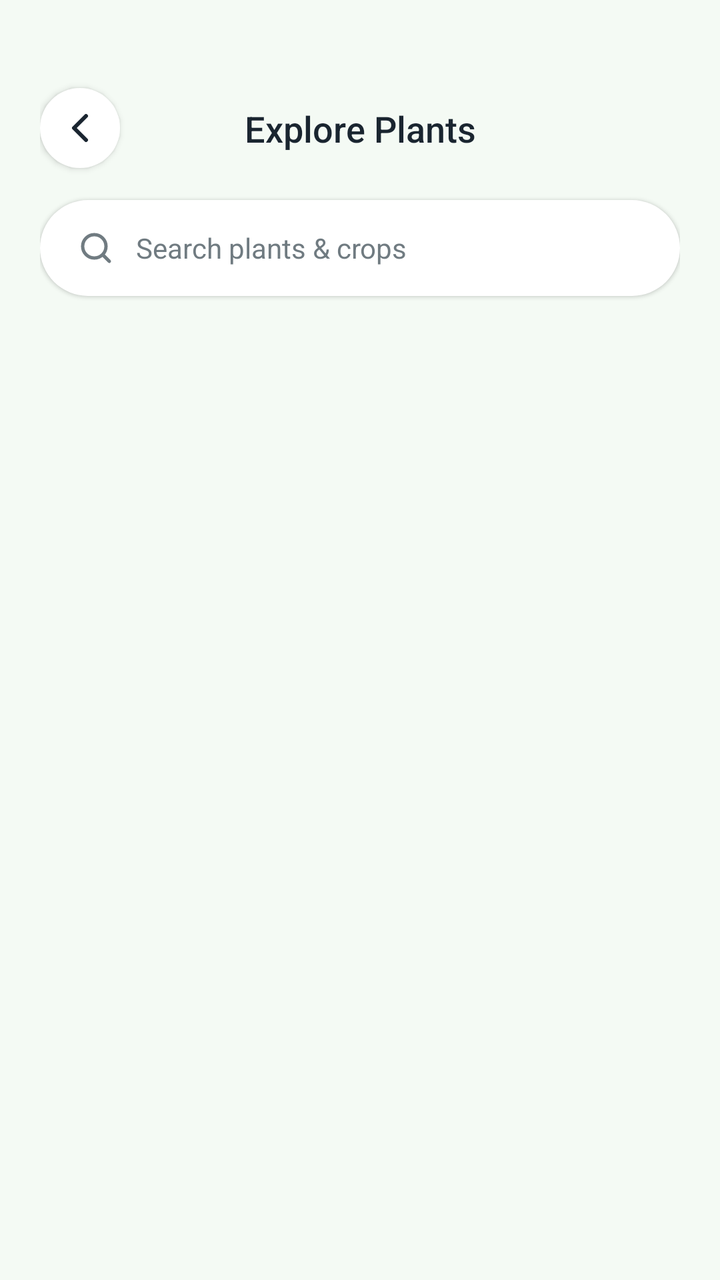
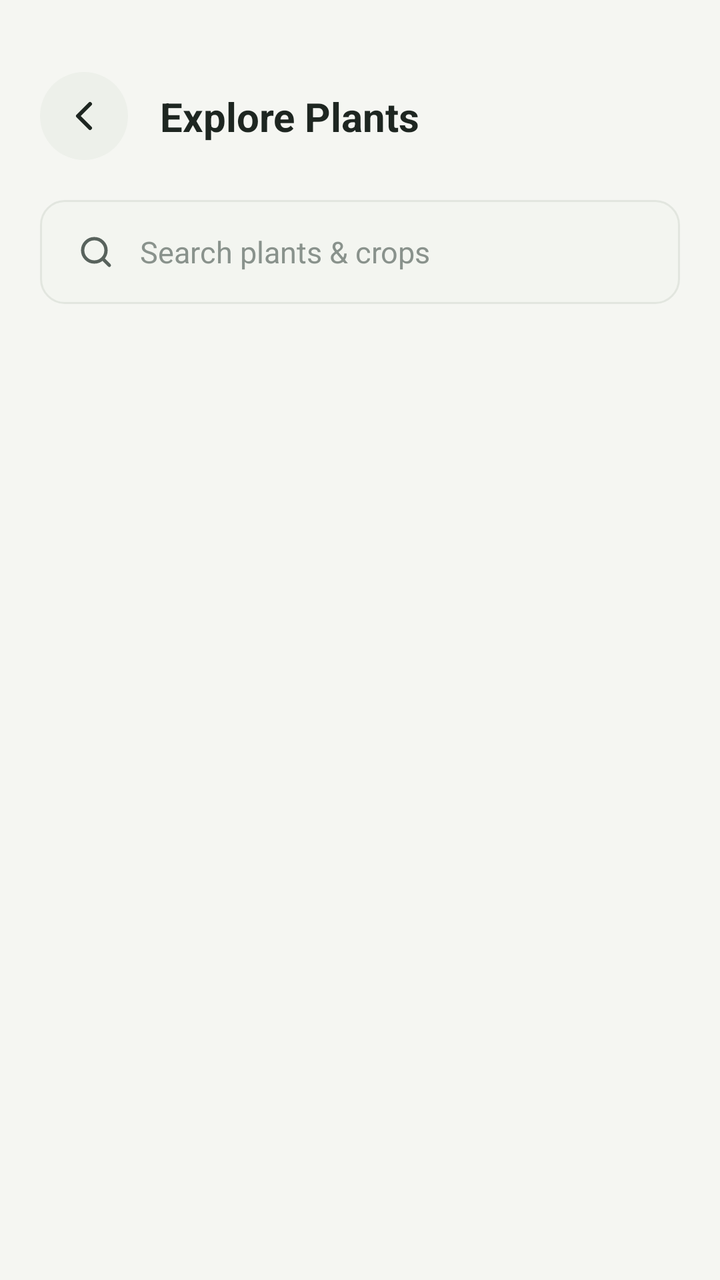

An Android layout rendered at two revisions. The XML below is the earlier revision; the diff shows what the commit changed to produce the second picture.
<!-- AndroidManifest.xml: application theme Theme.Undersoil -->
<!-- res/layout/activity_explore_plants.xml -->
<?xml version="1.0" encoding="utf-8"?>
<androidx.constraintlayout.widget.ConstraintLayout xmlns:android="http://schemas.android.com/apk/res/android"
    xmlns:app="http://schemas.android.com/apk/res-auto"
    xmlns:tools="http://schemas.android.com/tools"
    android:layout_width="match_parent"
    android:layout_height="match_parent"
    android:background="@color/bg_light_green"
    android:padding="20dp">

    <ImageButton
        android:id="@+id/backButton"
        android:layout_width="40dp"
        android:layout_height="40dp"
        android:layout_marginTop="24dp"
        android:background="@drawable/bg_circle_white"
        android:elevation="2dp"
        android:padding="10dp"
        android:src="@drawable/ic_back_arrow"
        android:contentDescription="Back"
        app:layout_constraintStart_toStartOf="parent"
        app:layout_constraintTop_toTopOf="parent" />

    <TextView
        android:id="@+id/titleText"
        android:layout_width="0dp"
        android:layout_height="wrap_content"
        android:fontFamily="sans-serif-medium"
        android:gravity="center"
        android:text="Explore Plants"
        android:textColor="@color/text_dark"
        android:textSize="18sp"
        app:layout_constraintBottom_toBottomOf="@id/backButton"
        app:layout_constraintEnd_toEndOf="parent"
        app:layout_constraintStart_toStartOf="parent"
        app:layout_constraintTop_toTopOf="@id/backButton" />

    <EditText
        android:id="@+id/searchInput"
        android:layout_width="0dp"
        android:layout_height="wrap_content"
        android:layout_marginTop="16dp"
        android:background="@drawable/bg_pill_white"
        android:drawableStart="@drawable/ic_search"
        android:drawablePadding="10dp"
        android:elevation="1dp"
        android:fontFamily="sans-serif"
        android:hint="Search plants &amp; crops"
        android:paddingHorizontal="18dp"
        android:paddingVertical="14dp"
        android:textColorHint="@color/text_sub"
        android:textSize="14sp"
        app:layout_constraintEnd_toEndOf="parent"
        app:layout_constraintStart_toStartOf="parent"
        app:layout_constraintTop_toBottomOf="@id/backButton" />

    <androidx.recyclerview.widget.RecyclerView
        android:id="@+id/rvExplorePlants"
        android:layout_width="0dp"
        android:layout_height="0dp"
        android:layout_marginTop="16dp"
        app:layout_constraintTop_toBottomOf="@id/searchInput"
        app:layout_constraintBottom_toBottomOf="parent"
        app:layout_constraintStart_toStartOf="parent"
        app:layout_constraintEnd_toEndOf="parent"
        tools:listitem="@layout/item_plant_card" />

</androidx.constraintlayout.widget.ConstraintLayout>
<!-- res/layout/item_plant_card.xml (included above) -->
<?xml version="1.0" encoding="utf-8"?>
<androidx.cardview.widget.CardView xmlns:android="http://schemas.android.com/apk/res/android"
    xmlns:app="http://schemas.android.com/apk/res-auto"
    android:layout_width="match_parent"
    android:layout_height="wrap_content"
    android:layout_marginBottom="12dp"
    app:cardBackgroundColor="@color/white"
    app:cardCornerRadius="16dp"
    app:cardElevation="1dp">

    <LinearLayout
        android:layout_width="match_parent"
        android:layout_height="wrap_content"
        android:gravity="center_vertical"
        android:orientation="horizontal"
        android:padding="12dp">

        <ImageView
            android:id="@+id/ivPlantPhoto"
            android:layout_width="52dp"
            android:layout_height="52dp"
            android:background="@drawable/bg_photo_placeholder"
            android:contentDescription="Plant Image" />

        <LinearLayout
            android:layout_width="0dp"
            android:layout_height="wrap_content"
            android:layout_marginStart="14dp"
            android:layout_weight="1"
            android:orientation="vertical">

            <TextView
                android:id="@+id/tvPlantName"
                android:layout_width="wrap_content"
                android:layout_height="wrap_content"
                android:fontFamily="sans-serif-medium"
                android:text="Tomato"
                android:textColor="@color/text_dark"
                android:textSize="16sp" />

            <TextView
                android:id="@+id/tvScientificName"
                android:layout_width="wrap_content"
                android:layout_height="wrap_content"
                android:fontFamily="sans-serif"
                android:text="Solanum lycopersicum"
                android:textColor="@color/text_sub"
                android:textSize="12sp" />

        </LinearLayout>

        <ImageView
            android:layout_width="20dp"
            android:layout_height="20dp"
            android:src="@drawable/ic_chevron_right"
            android:contentDescription="View" />

    </LinearLayout>

</androidx.cardview.widget.CardView>
<!-- resources referenced by this layout -->
<resources>
  <color name="bg_light_green">#F4FAF4</color>
  <color name="text_dark">#1A2530</color>
  <color name="text_sub">#707B81</color>
  <color name="white">#FFFFFFFF</color>
  <!-- drawable bg_circle_white (drawable) -->
  <?xml version="1.0" encoding="utf-8"?>
  <shape xmlns:android="http://schemas.android.com/apk/res/android"
      android:shape="oval">
      <solid android:color="@color/white" />
  </shape>
  <!-- drawable bg_photo_placeholder (drawable) -->
  <?xml version="1.0" encoding="utf-8"?>
  <shape xmlns:android="http://schemas.android.com/apk/res/android"
      android:shape="rectangle">
      <gradient
          android:angle="315"
          android:startColor="#2E7D32"
          android:centerColor="#4CAF50"
          android:endColor="#81C784" />
  </shape>
  <!-- drawable bg_pill_white (drawable) -->
  <?xml version="1.0" encoding="utf-8"?>
  <shape xmlns:android="http://schemas.android.com/apk/res/android"
      android:shape="rectangle">
      <solid android:color="@color/white" />
      <corners android:radius="50dp" />
  </shape>
  <!-- drawable ic_back_arrow (drawable) -->
  <?xml version="1.0" encoding="utf-8"?>
  <vector xmlns:android="http://schemas.android.com/apk/res/android"
      android:width="24dp"
      android:height="24dp"
      android:viewportWidth="24"
      android:viewportHeight="24">
      <path
          android:fillColor="@android:color/transparent"
          android:strokeColor="#1A2530"
          android:strokeWidth="2"
          android:strokeLineCap="round"
          android:strokeLineJoin="round"
          android:pathData="M15,18 L9,12 L15,6" />
  </vector>
  <!-- drawable ic_chevron_right (drawable) -->
  <?xml version="1.0" encoding="utf-8"?>
  <vector xmlns:android="http://schemas.android.com/apk/res/android"
      android:width="20dp"
      android:height="20dp"
      android:viewportWidth="24"
      android:viewportHeight="24">
      <path
          android:fillColor="@android:color/transparent"
          android:strokeColor="#828A89"
          android:strokeWidth="2"
          android:strokeLineCap="round"
          android:strokeLineJoin="round"
          android:pathData="M9,6 L15,12 L9,18" />
  </vector>
  <!-- drawable ic_search (drawable) -->
  <?xml version="1.0" encoding="utf-8"?>
  <vector xmlns:android="http://schemas.android.com/apk/res/android"
      android:width="20dp"
      android:height="20dp"
      android:viewportWidth="24"
      android:viewportHeight="24">
      <path
          android:fillColor="@android:color/transparent"
          android:strokeColor="#707B81"
          android:strokeWidth="2"
          android:strokeLineCap="round"
          android:pathData="M11,4 A7,7 0 1,0 11,18 A7,7 0 1,0 11,4 Z M20,20 L16,16" />
  </vector>
  <style name="Base.Theme.Undersoil" parent="Theme.Material3.DayNight.NoActionBar">
          
      </style>
  <!-- unchanged entries left out for length: 1 -->
</resources>

<!-- the commit's change to res/layout/activity_explore_plants.xml (unified diff, before → after) -->
@@ -4,51 +4,44 @@
     xmlns:tools="http://schemas.android.com/tools"
     android:layout_width="match_parent"
     android:layout_height="match_parent"
-    android:background="@color/bg_light_green"
+    android:background="@drawable/bg_screen_gradient"
     android:padding="20dp">
 
     <ImageButton
         android:id="@+id/backButton"
-        android:layout_width="40dp"
-        android:layout_height="40dp"
-        android:layout_marginTop="24dp"
+        android:layout_width="44dp"
+        android:layout_height="44dp"
+        android:layout_marginTop="16dp"
         android:background="@drawable/bg_circle_white"
-        android:elevation="2dp"
-        android:padding="10dp"
+        android:contentDescription="Back"
+        android:padding="12dp"
         android:src="@drawable/ic_back_arrow"
-        android:contentDescription="Back"
         app:layout_constraintStart_toStartOf="parent"
-        app:layout_constraintTop_toTopOf="parent" />
+        app:layout_constraintTop_toTopOf="parent"
+        app:tint="@color/us_text_primary" />
 
     <TextView
         android:id="@+id/titleText"
         android:layout_width="0dp"
         android:layout_height="wrap_content"
-        android:fontFamily="sans-serif-medium"
-        android:gravity="center"
+        android:layout_marginStart="16dp"
         android:text="Explore Plants"
-        android:textColor="@color/text_dark"
-        android:textSize="18sp"
+        android:textAppearance="@style/TextAppearance.AgriTech.Headline"
+        android:textSize="20sp"
         app:layout_constraintBottom_toBottomOf="@id/backButton"
         app:layout_constraintEnd_toEndOf="parent"
-        app:layout_constraintStart_toStartOf="parent"
+        app:layout_constraintStart_toEndOf="@id/backButton"
         app:layout_constraintTop_toTopOf="@id/backButton" />
 
     <EditText
         android:id="@+id/searchInput"
+        style="@style/Widget.AgriTech.EditText"
         android:layout_width="0dp"
         android:layout_height="wrap_content"
-        android:layout_marginTop="16dp"
-        android:background="@drawable/bg_pill_white"
+        android:layout_marginTop="20dp"
         android:drawableStart="@drawable/ic_search"
-        android:drawablePadding="10dp"
-        android:elevation="1dp"
-        android:fontFamily="sans-serif"
         android:hint="Search plants &amp; crops"
-        android:paddingHorizontal="18dp"
-        android:paddingVertical="14dp"
-        android:textColorHint="@color/text_sub"
-        android:textSize="14sp"
+        android:inputType="text"
         app:layout_constraintEnd_toEndOf="parent"
         app:layout_constraintStart_toStartOf="parent"
         app:layout_constraintTop_toBottomOf="@id/backButton" />
@@ -58,23 +51,24 @@
         android:layout_width="0dp"
         android:layout_height="0dp"
         android:layout_marginTop="16dp"
+        android:clipToPadding="false"
+        android:layoutAnimation="@anim/layout_slide_up"
+        app:layout_constraintBottom_toBottomOf="parent"
+        app:layout_constraintEnd_toEndOf="parent"
+        app:layout_constraintStart_toStartOf="parent"
         app:layout_constraintTop_toBottomOf="@id/searchInput"
-        app:layout_constraintBottom_toBottomOf="parent"
-        app:layout_constraintStart_toStartOf="parent"
-        app:layout_constraintEnd_toEndOf="parent"
         tools:listitem="@layout/item_plant_card" />
 
 </androidx.constraintlayout.widget.ConstraintLayout>
 <!-- res/layout/item_plant_card.xml (included above) -->
 <?xml version="1.0" encoding="utf-8"?>
-<androidx.cardview.widget.CardView xmlns:android="http://schemas.android.com/apk/res/android"
+<com.google.android.material.card.MaterialCardView xmlns:android="http://schemas.android.com/apk/res/android"
     xmlns:app="http://schemas.android.com/apk/res-auto"
     android:layout_width="match_parent"
     android:layout_height="wrap_content"
     android:layout_marginBottom="12dp"
-    app:cardBackgroundColor="@color/white"
-    app:cardCornerRadius="16dp"
-    app:cardElevation="1dp">
+    android:clickable="true"
+    android:focusable="true">
 
     <LinearLayout
         android:layout_width="match_parent"
@@ -83,12 +77,14 @@
         android:orientation="horizontal"
         android:padding="12dp">
 
-        <ImageView
+        <com.google.android.material.imageview.ShapeableImageView
             android:id="@+id/ivPlantPhoto"
-            android:layout_width="52dp"
-            android:layout_height="52dp"
+            android:layout_width="56dp"
+            android:layout_height="56dp"
             android:background="@drawable/bg_photo_placeholder"
-            android:contentDescription="Plant Image" />
+            android:contentDescription="Plant Image"
+            android:scaleType="centerCrop"
+            app:shapeAppearanceOverlay="@style/ShapeAppearance.AgriTech.Small" />
 
         <LinearLayout
             android:layout_width="0dp"
@@ -101,28 +97,29 @@
                 android:id="@+id/tvPlantName"
                 android:layout_width="wrap_content"
                 android:layout_height="wrap_content"
-                android:fontFamily="sans-serif-medium"
                 android:text="Tomato"
-                android:textColor="@color/text_dark"
+                android:textAppearance="@style/TextAppearance.AgriTech.Title"
                 android:textSize="16sp" />
 
             <TextView
                 android:id="@+id/tvScientificName"
                 android:layout_width="wrap_content"
                 android:layout_height="wrap_content"
-                android:fontFamily="sans-serif"
+                android:layout_marginTop="2dp"
                 android:text="Solanum lycopersicum"
-                android:textColor="@color/text_sub"
-                android:textSize="12sp" />
+                android:textColor="@color/us_text_secondary"
+                android:textSize="12sp"
+                android:textStyle="italic" />
 
         </LinearLayout>
 
         <ImageView
             android:layout_width="20dp"
             android:layout_height="20dp"
+            android:contentDescription="View"
             android:src="@drawable/ic_chevron_right"
-            android:contentDescription="View" />
+            app:tint="@color/us_bio_green" />
 
     </LinearLayout>
 
-</androidx.cardview.widget.CardView>
+</com.google.android.material.card.MaterialCardView>
<!-- resource entries referenced after the edit -->
@@ -1,31 +1,25 @@
 <!-- resources referenced by this layout -->
 <resources>
-  <color name="bg_light_green">#F4FAF4</color>
-  <color name="text_dark">#1A2530</color>
-  <color name="text_sub">#707B81</color>
-  <color name="white">#FFFFFFFF</color>
+  <color name="us_bio_green">#2F6B3A</color>
+  <color name="us_text_primary">#1E2621</color>
+  <color name="us_text_secondary">#58625C</color>
   <!-- drawable bg_circle_white (drawable) -->
   <?xml version="1.0" encoding="utf-8"?>
   <shape xmlns:android="http://schemas.android.com/apk/res/android"
       android:shape="oval">
-      <solid android:color="@color/white" />
+      <solid android:color="@color/us_surface_raised" />
   </shape>
   <!-- drawable bg_photo_placeholder (drawable) -->
   <?xml version="1.0" encoding="utf-8"?>
   <shape xmlns:android="http://schemas.android.com/apk/res/android"
       android:shape="rectangle">
-      <gradient
-          android:angle="315"
-          android:startColor="#2E7D32"
-          android:centerColor="#4CAF50"
-          android:endColor="#81C784" />
+      <solid android:color="@color/us_bio_green_container" />
   </shape>
-  <!-- drawable bg_pill_white (drawable) -->
+  <!-- drawable bg_screen_gradient (drawable) -->
   <?xml version="1.0" encoding="utf-8"?>
   <shape xmlns:android="http://schemas.android.com/apk/res/android"
       android:shape="rectangle">
-      <solid android:color="@color/white" />
-      <corners android:radius="50dp" />
+      <solid android:color="@color/us_bg" />
   </shape>
   <!-- drawable ic_back_arrow (drawable) -->
   <?xml version="1.0" encoding="utf-8"?>
@@ -36,7 +30,7 @@
       android:viewportHeight="24">
       <path
           android:fillColor="@android:color/transparent"
-          android:strokeColor="#1A2530"
+          android:strokeColor="@color/us_text_primary"
           android:strokeWidth="2"
           android:strokeLineCap="round"
           android:strokeLineJoin="round"
@@ -51,7 +45,7 @@
       android:viewportHeight="24">
       <path
           android:fillColor="@android:color/transparent"
-          android:strokeColor="#828A89"
+          android:strokeColor="@color/us_text_secondary"
           android:strokeWidth="2"
           android:strokeLineCap="round"
           android:strokeLineJoin="round"
@@ -66,13 +60,280 @@
       android:viewportHeight="24">
       <path
           android:fillColor="@android:color/transparent"
-          android:strokeColor="#707B81"
+          android:strokeColor="@color/us_text_secondary"
           android:strokeWidth="2"
           android:strokeLineCap="round"
           android:pathData="M11,4 A7,7 0 1,0 11,18 A7,7 0 1,0 11,4 Z M20,20 L16,16" />
   </vector>
-  <style name="Base.Theme.Undersoil" parent="Theme.Material3.DayNight.NoActionBar">
-          
+  <style name="ShapeAppearance.AgriTech.Small" parent="ShapeAppearance.Material3.Corner.Small">
+          <item name="cornerFamily">rounded</item>
+          <item name="cornerSize">8dp</item>
+      </style>
+  <style name="TextAppearance.AgriTech.Headline" parent="TextAppearance.Material3.HeadlineSmall">
+          <item name="android:textColor">@color/us_text_primary</item>
+          <item name="android:textSize">24sp</item>
+          <item name="android:textStyle">bold</item>
+      </style>
+  <style name="TextAppearance.AgriTech.Title" parent="TextAppearance.Material3.TitleMedium">
+          <item name="android:textColor">@color/us_text_primary</item>
+          <item name="android:textSize">17sp</item>
+          <item name="android:textStyle">bold</item>
+      </style>
+  <style name="Widget.AgriTech.EditText" parent="">
+          <item name="android:background">@drawable/bg_input_field</item>
+          <item name="android:textColor">@color/us_text_primary</item>
+          <item name="android:textColorHint">@color/us_text_hint</item>
+          <item name="android:textSize">15sp</item>
+          <item name="android:paddingStart">18dp</item>
+          <item name="android:paddingEnd">18dp</item>
+          <item name="android:minHeight">52dp</item>
+          <item name="android:drawableTint">@color/us_text_secondary</item>
+          <item name="android:drawablePadding">12dp</item>
+      </style>
+  <color name="us_surface_raised">#EDF0EA</color>
+  <color name="us_bio_green_container">#DDEBDD</color>
+  <color name="us_bg">#F5F6F2</color>
+  <!-- drawable bg_input_field (drawable) -->
+  <?xml version="1.0" encoding="utf-8"?>
+  <selector xmlns:android="http://schemas.android.com/apk/res/android">
+      <item android:state_focused="true">
+          <shape android:shape="rectangle">
+              <solid android:color="@color/us_surface_input" />
+              <stroke
+                  android:width="1.5dp"
+                  android:color="@color/us_bio_green" />
+              <corners android:radius="12dp" />
+          </shape>
+      </item>
+      <item>
+          <shape android:shape="rectangle">
+              <solid android:color="@color/us_surface_input" />
+              <stroke
+                  android:width="1dp"
+                  android:color="@color/us_outline" />
+              <corners android:radius="12dp" />
+          </shape>
+      </item>
+  </selector>
+  <color name="us_text_hint">#89928C</color>
+  <style name="Base.Theme.Undersoil" parent="AgriTech.Theme" />
+  <color name="us_surface_input">#F3F5F0</color>
+  <color name="us_outline">#E2E6DF</color>
+  <style name="AgriTech.Theme" parent="Theme.Material3.DayNight.NoActionBar">
+          
+          <item name="colorPrimary">@color/us_bio_green</item>
+          <item name="colorOnPrimary">@color/us_on_bio_green</item>
+          <item name="colorPrimaryContainer">@color/us_bio_green_container</item>
+          <item name="colorOnPrimaryContainer">@color/us_on_bio_green_container</item>
+          <item name="colorPrimaryInverse">@color/us_bio_green_dim</item>
+  
+          
+          <item name="colorSecondary">@color/us_aqua</item>
+          <item name="colorOnSecondary">@color/us_on_aqua</item>
+          <item name="colorSecondaryContainer">@color/us_aqua_container</item>
+          <item name="colorOnSecondaryContainer">@color/us_on_aqua_container</item>
+  
+          
+          <item name="colorTertiary">@color/us_amber</item>
+          <item name="colorOnTertiary">@color/us_surface</item>
+          <item name="colorTertiaryContainer">@color/us_amber_container</item>
+          <item name="colorOnTertiaryContainer">@color/us_text_primary</item>
+  
+          
+          <item name="colorError">@color/us_danger</item>
+          <item name="colorOnError">@color/us_on_danger</item>
+          <item name="colorErrorContainer">@color/us_danger_container</item>
+          <item name="colorOnErrorContainer">@color/us_text_primary</item>
+  
+          
+          <item name="android:colorBackground">@color/us_bg</item>
+          <item name="colorOnBackground">@color/us_text_primary</item>
+          <item name="colorSurface">@color/us_surface</item>
+          <item name="colorOnSurface">@color/us_text_primary</item>
+          <item name="colorSurfaceVariant">@color/us_surface_raised</item>
+          <item name="colorOnSurfaceVariant">@color/us_text_secondary</item>
+          <item name="colorSurfaceInverse">@color/us_text_primary</item>
+          <item name="colorOnSurfaceInverse">@color/us_bg</item>
+          <item name="colorSurfaceBright">@color/us_surface_raised</item>
+          <item name="colorSurfaceDim">@color/us_bg</item>
+          <item name="colorSurfaceContainerLowest">@color/us_surface</item>
+          <item name="colorSurfaceContainerLow">@color/us_surface</item>
+          <item name="colorSurfaceContainer">@color/us_surface_card</item>
+          <item name="colorSurfaceContainerHigh">@color/us_surface_raised</item>
+          <item name="colorSurfaceContainerHighest">@color/us_surface_raised</item>
+          <item name="colorOutline">@color/us_outline_strong</item>
+          <item name="colorOutlineVariant">@color/us_outline</item>
+          <item name="colorControlNormal">@color/us_text_secondary</item>
+          <item name="colorControlActivated">@color/us_bio_green</item>
+          <item name="colorControlHighlight">@color/us_bio_green_glow</item>
+  
+          
+          <item name="android:textColorPrimary">@color/us_text_primary</item>
+          <item name="android:textColorSecondary">@color/us_text_secondary</item>
+          <item name="android:textColorTertiary">@color/us_text_hint</item>
+          <item name="android:textColorHint">@color/us_text_hint</item>
+          <item name="android:textColorLink">@color/us_aqua</item>
+          <item name="android:textColorHighlight">@color/us_bio_green_container</item>
+          <item name="android:editTextColor">@color/us_text_primary</item>
+  
+          
+          <item name="android:windowBackground">@color/us_bg</item>
+          <item name="android:statusBarColor">@color/us_bg</item>
+          <item name="android:navigationBarColor">@color/us_surface</item>
+          <item name="android:windowLightStatusBar">true</item>
+          <item name="android:windowLightNavigationBar">true</item>
+          <item name="android:forceDarkAllowed">false</item>
+          <item name="android:isLightTheme">true</item>
+          <item name="isLightTheme">true</item>
+          <item name="android:windowAnimationStyle">@style/AgriTech.WindowAnimation</item>
+  
+          
+          <item name="materialCardViewStyle">@style/Widget.AgriTech.CardView</item>
+          <item name="materialButtonStyle">@style/Widget.AgriTech.Button</item>
+          <item name="borderlessButtonStyle">@style/Widget.AgriTech.Button.Text</item>
+          <item name="bottomNavigationStyle">@style/Widget.AgriTech.BottomNavigation</item>
+          <item name="bottomAppBarStyle">@style/Widget.AgriTech.BottomAppBar</item>
+          <item name="floatingActionButtonStyle">@style/Widget.AgriTech.FAB</item>
+          <item name="textInputStyle">@style/Widget.AgriTech.TextInputLayout</item>
+          <item name="materialSwitchStyle">@style/Widget.Material3.CompoundButton.MaterialSwitch</item>
+          <item name="shapeAppearanceCornerSmall">@style/ShapeAppearance.AgriTech.Small</item>
+          <item name="shapeAppearanceCornerMedium">@style/ShapeAppearance.AgriTech.Medium</item>
+          <item name="shapeAppearanceCornerLarge">@style/ShapeAppearance.AgriTech.Large</item>
+          <item name="materialAlertDialogTheme">@style/ThemeOverlay.AgriTech.Dialog</item>
+          <item name="android:alertDialogTheme">@style/ThemeOverlay.AgriTech.Dialog</item>
+      </style>
+  <color name="us_on_bio_green">#FFFFFF</color>
+  <color name="us_on_bio_green_container">#163A1E</color>
+  <color name="us_bio_green_dim">#24542D</color>
+  <color name="us_aqua">#2D7398</color>
+  <color name="us_on_aqua">#FFFFFF</color>
+  <color name="us_aqua_container">#DCEBF3</color>
+  <color name="us_on_aqua_container">#123547</color>
+  <color name="us_amber">#B8742A</color>
+  <color name="us_surface">#FFFFFF</color>
+  <color name="us_amber_container">#F6E8D6</color>
+  <color name="us_danger">#B34A3C</color>
+  <color name="us_on_danger">#FFFFFF</color>
+  <color name="us_danger_container">#F8E1DC</color>
+  <color name="us_surface_card">#FFFFFF</color>
+  <color name="us_outline_strong">#C4CBC1</color>
+  <color name="us_bio_green_glow">#1F2F6B3A</color>
+  <style name="AgriTech.WindowAnimation" parent="@android:style/Animation.Activity">
+          <item name="android:activityOpenEnterAnimation">@anim/slide_in_right</item>
+          <item name="android:activityOpenExitAnimation">@anim/slide_out_left</item>
+          <item name="android:activityCloseEnterAnimation">@anim/fade_in</item>
+          <item name="android:activityCloseExitAnimation">@anim/fade_out</item>
+      </style>
+  <style name="Widget.AgriTech.CardView" parent="Widget.Material3.CardView.Elevated">
+          <item name="cardBackgroundColor">@color/us_surface_card</item>
+          <item name="cardCornerRadius">16dp</item>
+          <item name="cardElevation">1dp</item>
+          <item name="strokeColor">@color/us_outline</item>
+          <item name="strokeWidth">0dp</item>
+          <item name="rippleColor">@color/us_bio_green_glow</item>
+      </style>
+  <style name="Widget.AgriTech.Button" parent="Widget.Material3.Button">
+          <item name="backgroundTint">@color/selector_button_primary_bg</item>
+          <item name="android:textColor">@color/selector_button_primary_text</item>
+          <item name="iconTint">@color/selector_button_primary_text</item>
+          <item name="rippleColor">#33FFFFFF</item>
+          <item name="android:minHeight">52dp</item>
+          <item name="android:textSize">15sp</item>
+          <item name="android:textStyle">bold</item>
+          <item name="android:letterSpacing">0.01</item>
+          <item name="android:textAllCaps">false</item>
+          <item name="shapeAppearance">@style/ShapeAppearance.AgriTech.Button</item>
+          <item name="android:elevation">0dp</item>
+      </style>
+  <style name="Widget.AgriTech.Button.Text" parent="Widget.Material3.Button.TextButton">
+          <item name="android:textColor">@color/us_bio_green</item>
+          <item name="iconTint">@color/us_bio_green</item>
+          <item name="rippleColor">@color/us_bio_green_glow</item>
+          <item name="android:textStyle">bold</item>
+          <item name="android:textAllCaps">false</item>
+          <item name="shapeAppearance">@style/ShapeAppearance.AgriTech.Button</item>
+      </style>
+  <style name="Widget.AgriTech.BottomNavigation" parent="Widget.Material3.BottomNavigationView">
+          <item name="android:background">@android:color/transparent</item>
+          <item name="backgroundTint">@android:color/transparent</item>
+          <item name="elevation">0dp</item>
+          <item name="itemIconTint">@color/bottom_nav_item_tint</item>
+          <item name="itemTextColor">@color/bottom_nav_item_tint</item>
+          <item name="itemIconSize">24dp</item>
+          <item name="itemRippleColor">@color/us_bio_green_glow</item>
+          <item name="labelVisibilityMode">labeled</item>
+          <item name="itemActiveIndicatorStyle">@style/Widget.AgriTech.BottomNavigation.ActiveIndicator</item>
+          <item name="itemTextAppearanceActive">@style/TextAppearance.AgriTech.NavLabel.Active</item>
+          <item name="itemTextAppearanceInactive">@style/TextAppearance.AgriTech.NavLabel</item>
+      </style>
+  <style name="Widget.AgriTech.BottomAppBar" parent="Widget.Material3.BottomAppBar">
+          <item name="backgroundTint">@color/us_surface</item>
+          <item name="elevation">6dp</item>
+          <item name="fabAnchorMode">cradle</item>
+          <item name="fabAlignmentMode">center</item>
+          <item name="fabCradleMargin">8dp</item>
+          <item name="fabCradleRoundedCornerRadius">20dp</item>
+          <item name="fabCradleVerticalOffset">4dp</item>
+      </style>
+  <style name="Widget.AgriTech.FAB" parent="Widget.Material3.FloatingActionButton.Primary">
+          <item name="backgroundTint">@color/us_bio_green</item>
+          <item name="tint">@color/us_on_bio_green</item>
+          <item name="rippleColor">#33FFFFFF</item>
+          <item name="shapeAppearanceOverlay">@style/ShapeAppearance.AgriTech.Pill</item>
+          <item name="elevation">4dp</item>
+      </style>
+  <style name="Widget.AgriTech.TextInputLayout" parent="Widget.Material3.TextInputLayout.OutlinedBox">
+          <item name="boxBackgroundColor">@color/us_surface_input</item>
+          <item name="boxStrokeColor">@color/selector_input_stroke</item>
+          <item name="boxStrokeWidth">1dp</item>
+          <item name="boxStrokeWidthFocused">2dp</item>
+          <item name="hintTextColor">@color/us_bio_green</item>
+          <item name="android:textColorHint">@color/us_text_hint</item>
+          <item name="startIconTint">@color/us_text_secondary</item>
+          <item name="endIconTint">@color/us_text_secondary</item>
+          <item name="boxCornerRadiusTopStart">12dp</item>
+          <item name="boxCornerRadiusTopEnd">12dp</item>
+          <item name="boxCornerRadiusBottomStart">12dp</item>
+          <item name="boxCornerRadiusBottomEnd">12dp</item>
+      </style>
+  <style name="ShapeAppearance.AgriTech.Medium" parent="ShapeAppearance.Material3.Corner.Medium">
+          <item name="cornerFamily">rounded</item>
+          <item name="cornerSize">16dp</item>
+      </style>
+  <style name="ShapeAppearance.AgriTech.Large" parent="ShapeAppearance.Material3.Corner.Large">
+          <item name="cornerFamily">rounded</item>
+          <item name="cornerSize">20dp</item>
+      </style>
+  <style name="ThemeOverlay.AgriTech.Dialog" parent="ThemeOverlay.Material3.MaterialAlertDialog">
+          <item name="colorSurface">@color/us_surface_card</item>
+          <item name="colorSurfaceContainerHigh">@color/us_surface_card</item>
+          <item name="colorOnSurface">@color/us_text_primary</item>
+          <item name="colorOnSurfaceVariant">@color/us_text_secondary</item>
+          <item name="colorPrimary">@color/us_bio_green</item>
+          <item name="android:textColorPrimary">@color/us_text_primary</item>
+          <item name="android:textColorSecondary">@color/us_text_secondary</item>
+          <item name="shapeAppearanceOverlay">@style/ShapeAppearance.AgriTech.Large</item>
+      </style>
+  <style name="ShapeAppearance.AgriTech.Button" parent="">
+          <item name="cornerFamily">rounded</item>
+          <item name="cornerSize">12dp</item>
+      </style>
+  <style name="Widget.AgriTech.BottomNavigation.ActiveIndicator" parent="Widget.Material3.BottomNavigationView.ActiveIndicator">
+          <item name="android:color">@color/bottom_nav_indicator</item>
+          <item name="android:width">64dp</item>
+          <item name="android:height">32dp</item>
+          <item name="shapeAppearance">@style/ShapeAppearance.AgriTech.Pill</item>
+      </style>
+  <style name="TextAppearance.AgriTech.NavLabel.Active">
+          <item name="android:textStyle">bold</item>
+      </style>
+  <style name="TextAppearance.AgriTech.NavLabel" parent="TextAppearance.Material3.LabelMedium">
+          <item name="android:textSize">12sp</item>
+          <item name="android:letterSpacing">0.04</item>
+      </style>
+  <style name="ShapeAppearance.AgriTech.Pill" parent="">
+          <item name="cornerFamily">rounded</item>
+          <item name="cornerSize">50%</item>
       </style>
   <!-- unchanged entries left out for length: 1 -->
 </resources>
